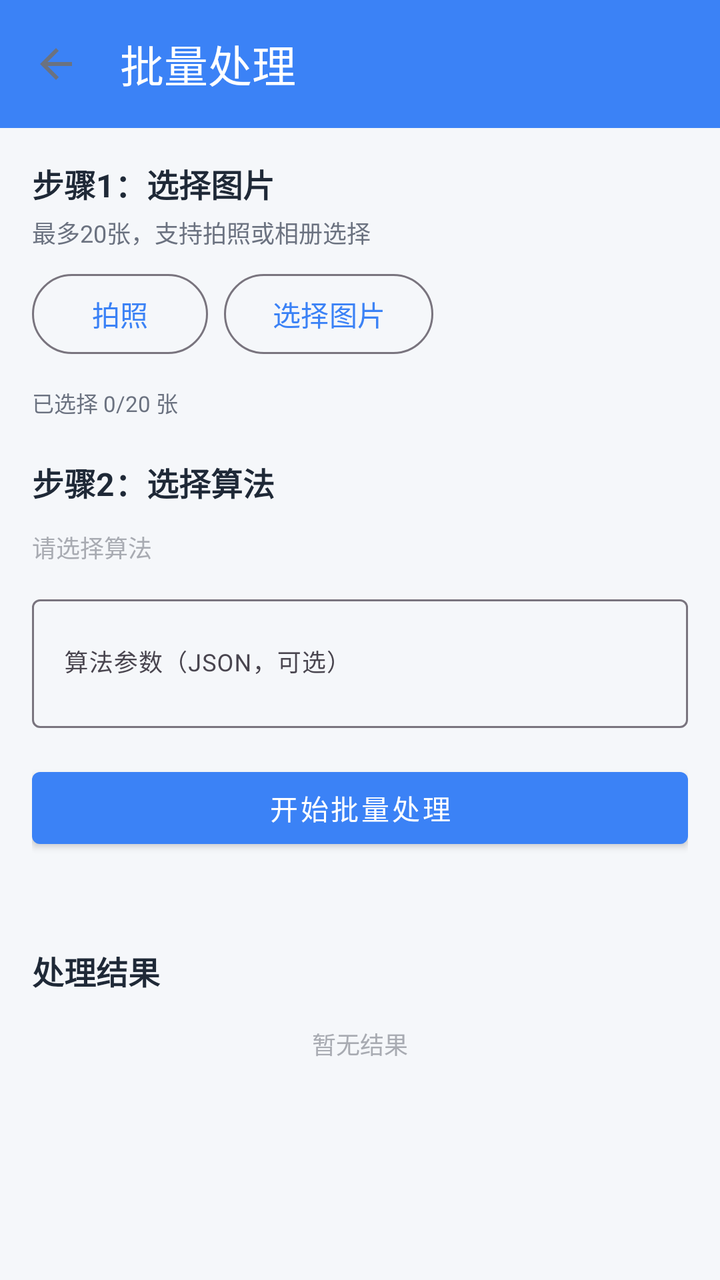
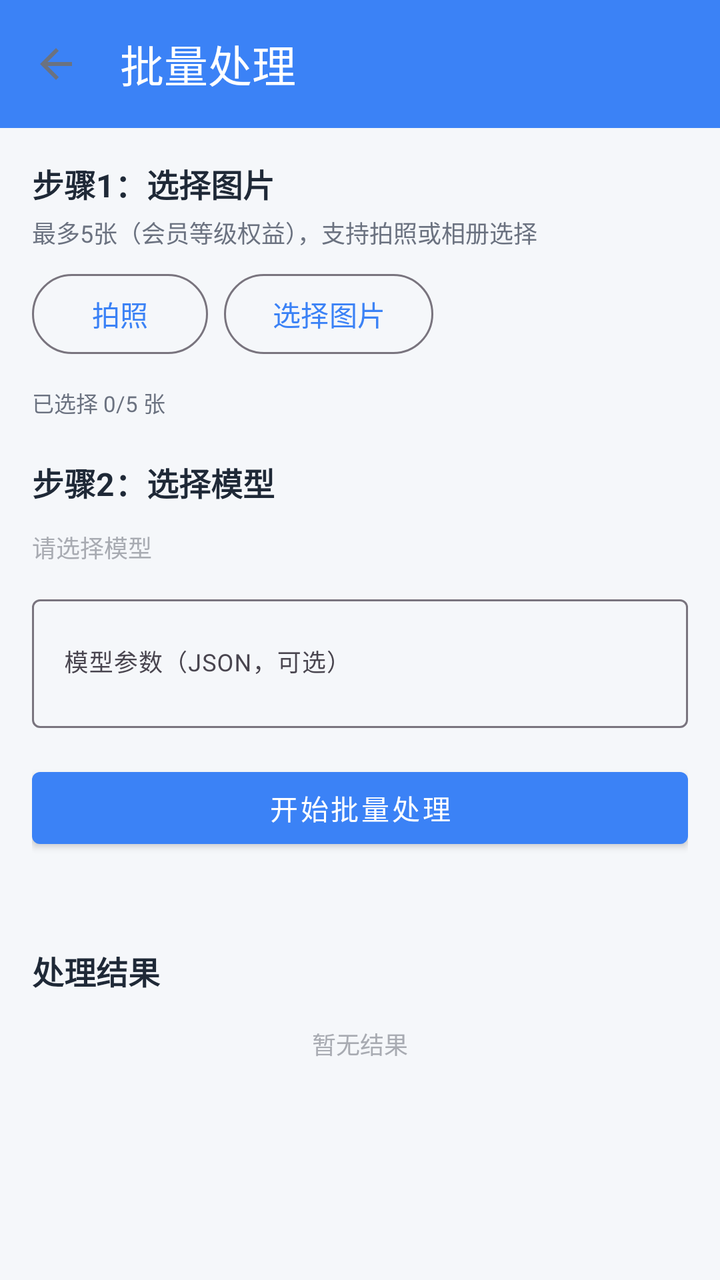

An Android layout rendered at two revisions. The XML below is the earlier revision; the diff shows what the commit changed to produce the second picture.
<!-- AndroidManifest.xml: activity theme Theme.Dehaze -->
<!-- res/layout/activity_batch.xml -->
<?xml version="1.0" encoding="utf-8"?>
<LinearLayout xmlns:android="http://schemas.android.com/apk/res/android"
    xmlns:app="http://schemas.android.com/apk/res-auto"
    android:layout_width="match_parent"
    android:layout_height="match_parent"
    android:background="@color/bg_page"
    android:orientation="vertical">

    <com.google.android.material.appbar.MaterialToolbar
        android:id="@+id/toolbar"
        android:layout_width="match_parent"
        android:layout_height="?attr/actionBarSize"
        android:background="?attr/colorPrimary"
        app:navigationIcon="?attr/homeAsUpIndicator"
        app:title="批量处理"
        app:titleTextColor="@android:color/white" />

    <ScrollView
        android:layout_width="match_parent"
        android:layout_height="0dp"
        android:layout_weight="1">

        <LinearLayout
            android:layout_width="match_parent"
            android:layout_height="wrap_content"
            android:orientation="vertical"
            android:padding="16dp">

            
            <TextView
                android:layout_width="match_parent"
                android:layout_height="wrap_content"
                android:text="步骤1：选择图片"
                android:textColor="@color/text_primary"
                android:textSize="16sp"
                android:textStyle="bold" />

            <TextView
                android:layout_width="match_parent"
                android:layout_height="wrap_content"
                android:layout_marginTop="4dp"
                android:text="最多20张，支持拍照或相册选择"
                android:textColor="@color/text_secondary"
                android:textSize="12sp" />

            <LinearLayout
                android:layout_width="match_parent"
                android:layout_height="wrap_content"
                android:layout_marginTop="8dp"
                android:gravity="center_vertical"
                android:orientation="horizontal">

                <com.google.android.material.button.MaterialButton
                    android:id="@+id/btn_camera"
                    style="?attr/materialButtonOutlinedStyle"
                    android:layout_width="wrap_content"
                    android:layout_height="wrap_content"
                    android:text="拍照" />

                <com.google.android.material.button.MaterialButton
                    android:id="@+id/btn_pick_images"
                    style="?attr/materialButtonOutlinedStyle"
                    android:layout_width="wrap_content"
                    android:layout_height="wrap_content"
                    android:layout_marginStart="8dp"
                    android:text="选择图片" />
            </LinearLayout>

            <androidx.recyclerview.widget.RecyclerView
                android:id="@+id/rv_images"
                android:layout_width="match_parent"
                android:layout_height="wrap_content"
                android:layout_marginTop="8dp"
                android:nestedScrollingEnabled="false" />

            <TextView
                android:id="@+id/tv_image_count"
                android:layout_width="match_parent"
                android:layout_height="wrap_content"
                android:layout_marginTop="4dp"
                android:text="已选择 0/20 张"
                android:textColor="@color/text_secondary"
                android:textSize="11sp" />

            
            <TextView
                android:layout_width="match_parent"
                android:layout_height="wrap_content"
                android:layout_marginTop="20dp"
                android:text="步骤2：选择算法"
                android:textColor="@color/text_primary"
                android:textSize="16sp"
                android:textStyle="bold" />

            <androidx.recyclerview.widget.RecyclerView
                android:id="@+id/rv_algorithms"
                android:layout_width="match_parent"
                android:layout_height="wrap_content"
                android:layout_marginTop="8dp"
                android:nestedScrollingEnabled="false" />

            <TextView
                android:id="@+id/tv_algorithm_hint"
                android:layout_width="match_parent"
                android:layout_height="wrap_content"
                android:layout_marginTop="4dp"
                android:text="请选择算法"
                android:textColor="@color/text_placeholder"
                android:textSize="12sp" />

            
            <com.google.android.material.textfield.TextInputLayout
                android:layout_width="match_parent"
                android:layout_height="wrap_content"
                android:layout_marginTop="12dp"
                android:hint="算法参数（JSON，可选）">

                <com.google.android.material.textfield.TextInputEditText
                    android:id="@+id/et_params"
                    android:layout_width="match_parent"
                    android:layout_height="wrap_content"
                    android:inputType="textMultiLine"
                    android:minLines="2"
                    android:textSize="12sp" />
            </com.google.android.material.textfield.TextInputLayout>

            
            <com.google.android.material.button.MaterialButton
                android:id="@+id/btn_start_batch"
                style="@style/Widget.MaterialComponents.Button"
                android:layout_width="match_parent"
                android:layout_height="wrap_content"
                android:layout_marginTop="16dp"
                android:text="开始批量处理" />

            
            <TextView
                android:id="@+id/tv_progress"
                android:layout_width="match_parent"
                android:layout_height="wrap_content"
                android:layout_marginTop="8dp"
                android:text=""
                android:textColor="@color/brand_primary"
                android:textSize="13sp" />

            <ProgressBar
                android:id="@+id/progress_bar"
                style="?android:attr/progressBarStyleHorizontal"
                android:layout_width="match_parent"
                android:layout_height="wrap_content"
                android:layout_marginTop="4dp"
                android:visibility="gone" />

            
            <TextView
                android:layout_width="match_parent"
                android:layout_height="wrap_content"
                android:layout_marginTop="20dp"
                android:text="处理结果"
                android:textColor="@color/text_primary"
                android:textSize="16sp"
                android:textStyle="bold" />

            <androidx.recyclerview.widget.RecyclerView
                android:id="@+id/rv_results"
                android:layout_width="match_parent"
                android:layout_height="wrap_content"
                android:layout_marginTop="8dp"
                android:nestedScrollingEnabled="false" />

            <TextView
                android:id="@+id/tv_result_empty"
                android:layout_width="match_parent"
                android:layout_height="wrap_content"
                android:layout_marginTop="8dp"
                android:gravity="center"
                android:text="暂无结果"
                android:textColor="@color/text_placeholder"
                android:textSize="12sp" />
        </LinearLayout>
    </ScrollView>

</LinearLayout>
<!-- resources referenced by this layout -->
<resources>
  <color name="bg_page">#FFF5F7FA</color>
  <color name="brand_primary">#FF3B82F6</color>
  <color name="text_placeholder">#FFA8ABB2</color>
  <color name="text_primary">#FF1F2937</color>
  <color name="text_secondary">#FF6B7280</color>
  <style name="Theme.Dehaze" parent="Base.Theme.Dehaze">
          
          <item name="colorPrimary">@color/brand_primary</item>
          <item name="colorPrimaryVariant">@color/brand_primary_dark</item>
          <item name="colorOnPrimary">@color/white</item>
          <item name="colorSecondary">@color/brand_secondary</item>
          <item name="colorOnSecondary">@color/white</item>
          <item name="android:colorBackground">@color/bg_page</item>
          <item name="colorSurface">@color/bg_card</item>
          <item name="android:statusBarColor">@color/brand_primary</item>
      </style>
  <style name="Base.Theme.Dehaze" parent="Theme.Material3.DayNight.NoActionBar">
          
          <item name="colorPrimary">@color/brand_primary</item>
          <item name="colorPrimaryVariant">@color/brand_primary_dark</item>
          <item name="colorOnPrimary">@color/white</item>
          
          <item name="colorSecondary">@color/brand_secondary</item>
          <item name="colorOnSecondary">@color/white</item>
          
          <item name="android:colorBackground">@color/bg_page</item>
          <item name="colorSurface">@color/bg_card</item>
          <item name="colorOnSurface">@color/text_primary</item>
          
          <item name="colorError">@color/color_error</item>
          
          <item name="android:statusBarColor">@color/brand_primary</item>
          <item name="android:windowLightStatusBar">false</item>
          
          <item name="android:fontFamily">sans-serif</item>
          <item name="android:textColorPrimary">@color/text_primary</item>
          <item name="android:textColorSecondary">@color/text_secondary</item>
      </style>
  <color name="brand_primary_dark">#FF6366F1</color>
  <color name="white">#FFFFFFFF</color>
  <color name="brand_secondary">#FF4285F4</color>
  <color name="bg_card">#FFFFFFFF</color>
  <color name="color_error">#FFF44336</color>
</resources>

<!-- the commit's change to res/layout/activity_batch.xml (unified diff, before → after) -->
@@ -39,7 +39,8 @@
                 android:layout_width="match_parent"
                 android:layout_height="wrap_content"
                 android:layout_marginTop="4dp"
-                android:text="最多20张，支持拍照或相册选择"
+                android:id="@+id/tv_limit_hint"
+                android:text="最多5张（会员等级权益），支持拍照或相册选择"
                 android:textColor="@color/text_secondary"
                 android:textSize="12sp" />
 
@@ -78,7 +79,7 @@
                 android:layout_width="match_parent"
                 android:layout_height="wrap_content"
                 android:layout_marginTop="4dp"
-                android:text="已选择 0/20 张"
+                android:text="已选择 0/5 张"
                 android:textColor="@color/text_secondary"
                 android:textSize="11sp" />
 
@@ -87,24 +88,24 @@
                 android:layout_width="match_parent"
                 android:layout_height="wrap_content"
                 android:layout_marginTop="20dp"
-                android:text="步骤2：选择算法"
+                android:text="步骤2：选择模型"
                 android:textColor="@color/text_primary"
                 android:textSize="16sp"
                 android:textStyle="bold" />
 
             <androidx.recyclerview.widget.RecyclerView
-                android:id="@+id/rv_algorithms"
+                android:id="@+id/rv_models"
                 android:layout_width="match_parent"
                 android:layout_height="wrap_content"
                 android:layout_marginTop="8dp"
                 android:nestedScrollingEnabled="false" />
 
             <TextView
-                android:id="@+id/tv_algorithm_hint"
+                android:id="@+id/tv_model_hint"
                 android:layout_width="match_parent"
                 android:layout_height="wrap_content"
                 android:layout_marginTop="4dp"
-                android:text="请选择算法"
+                android:text="请选择模型"
                 android:textColor="@color/text_placeholder"
                 android:textSize="12sp" />
 
@@ -113,7 +114,7 @@
                 android:layout_width="match_parent"
                 android:layout_height="wrap_content"
                 android:layout_marginTop="12dp"
-                android:hint="算法参数（JSON，可选）">
+                android:hint="模型参数（JSON，可选）">
 
                 <com.google.android.material.textfield.TextInputEditText
                     android:id="@+id/et_params"
